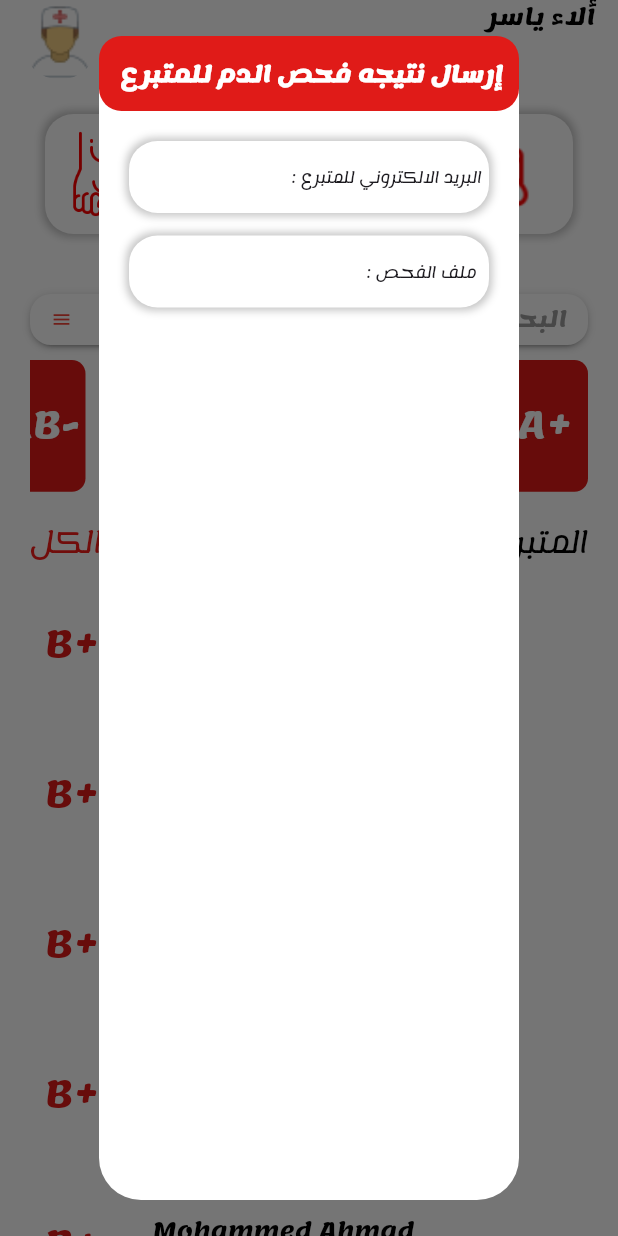
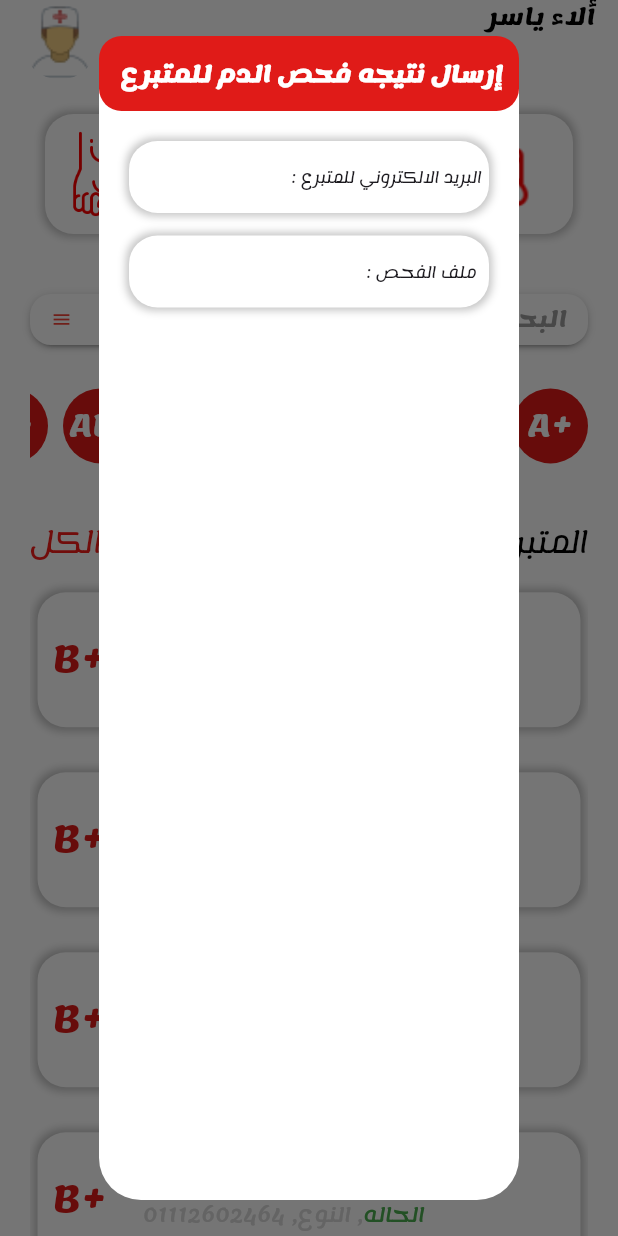
Before and after one commit to alaa2024Mandour/saveAlife_2024, a Flutter app: the AdminHome screen opened directly, after a tap on the "add" icon, on a phone screen of 412 x 824 dp. Run offline on Flutter 3.47's test engine with Material 3 defaults, Android fonts, the phone set to English and light mode, and no system bars; drawn by our look-alikes of dropdown_button2; our stand-ins replace animated_splash_screen, awesome_dialog, bloc, conditional_builder_null_safety, curved_labeled_navigation_bar, fl_chart and 8 more; missing offline and left inert: flutter_charts.

Commit message:
handling recommended donors list and user profile

```diff
--- a/lib/main.dart
+++ b/lib/main.dart
@@ -4,7 +4,6 @@ import 'package:flutter_localizations/flutter_localizations.dart';
 import 'package:save_a_life_2024/shared/components/localization/appLocal.dart';
 import 'package:save_a_life_2024/shared/style/themes.dart';
 import 'package:save_a_life_2024/splash_screen/splash_screen.dart';
-import 'package:save_a_life_2024/user_layouts/nearst_blood_bank/nearst_blood_bank.dart';
 import 'package:save_a_life_2024/user_layouts/user_cubit/userCubit.dart';
 import 'package:save_a_life_2024/user_layouts/user_cubit/userStatus.dart';
 
@@ -56,6 +55,5 @@ class MyApp extends StatelessWidget {
           }
       ),
     );
-
   }
 }
--- a/lib/user_layouts/user_cubit/userCubit.dart
+++ b/lib/user_layouts/user_cubit/userCubit.dart
@@ -1,3 +1,5 @@
+import 'dart:io';
+
 import 'package:awesome_dialog/awesome_dialog.dart';
 import 'package:bloc/bloc.dart';
 import 'package:flutter/cupertino.dart';
@@ -6,6 +8,7 @@ import 'package:flutter_bloc/flutter_bloc.dart';
 import 'package:geocoding/geocoding.dart';
 import 'package:geolocator/geolocator.dart';
 import 'package:hexcolor/hexcolor.dart';
+import 'package:image_picker/image_picker.dart';
 import 'package:save_a_life_2024/user_layouts/user_cubit/userStatus.dart';
 import '../../shared/style/colors.dart';
 import '../appointment/appointment.dart';
@@ -139,6 +142,13 @@ Future getPosition(context) async {
     print(distanceKM);
     return distanceKM;
   }
+  //============== UploadProfileImage Function ===============
+  XFile?  profilePicture ;
+  uploadImage(XFile image ) async{
+    profilePicture = image;
+    emit(SignUpGetProfileImage());
+  }
+
 }
 
 class bloodTypesModel {
@@ -160,16 +170,14 @@ List<bloodTypesModel> bloodTypeList = [
 
 Widget BloodType(bloodTypesModel model) => GestureDetector(
   onTap: () {},
-  child: Container(
-    width: 57,
-    height: 48,
-    decoration: BoxDecoration(
-        color: defultColor, borderRadius: BorderRadius.circular(9)),
+  child: CircleAvatar(
+    radius: 25,
+    backgroundColor: defultColor,
     child: Center(
       child: Text(
         '${model.bloodType}',
         style: TextStyle(
-          fontSize: 24,
+          fontSize: 20,
           fontWeight: FontWeight.w700,
           color: Colors.white,
         ),
@@ -178,16 +186,29 @@ Widget BloodType(bloodTypesModel model) => GestureDetector(
   ),
 );
 
-Widget Donors() => Container(
+Widget Donors() => Padding(
+  padding:EdgeInsetsDirectional.symmetric(horizontal: 5 , vertical: 10),
+  child: Container(
     padding: EdgeInsetsDirectional.all(10),
+    decoration: BoxDecoration(
         color: Colors.white,
+        borderRadius: BorderRadius.circular(19),
+        boxShadow: [
+          BoxShadow(
+            color: HexColor('#C4C4C4'),
+            blurRadius: 4.0,
+            spreadRadius: 2.0,
+          ),
+        ]
+    ),
     child: Row(
       children: [
         Container(
           decoration: BoxDecoration(
               borderRadius: BorderRadius.circular(35)
           ),
-        child: Image(
+          child:
+          Image(
             image: AssetImage('assets/images/icons/male.jpg'),
             width: 70,
             height: 70,
@@ -248,4 +269,5 @@ Widget Donors() => Container(
         ),
       ],
     ),
+  ),
 );
--- a/lib/user_layouts/user_cubit/userStatus.dart
+++ b/lib/user_layouts/user_cubit/userStatus.dart
@@ -15,3 +15,5 @@ class UserBloodTypeState extends UserStatus {}
 class UserChangePassStatus extends UserStatus {}
 
 class UserLocationStatus extends UserStatus {}
+
+class SignUpGetProfileImage extends UserStatus {}
```
Also changed, not shown: lib/user_layouts/profile_setting/profile.dart (+31 -13 lines). Lines whose indentation alone changed are shown as unchanged.
